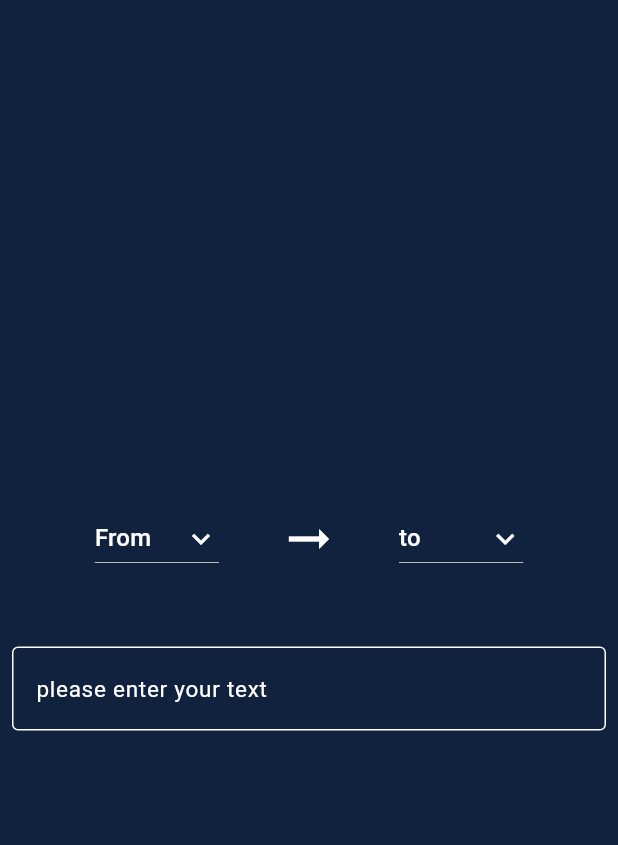
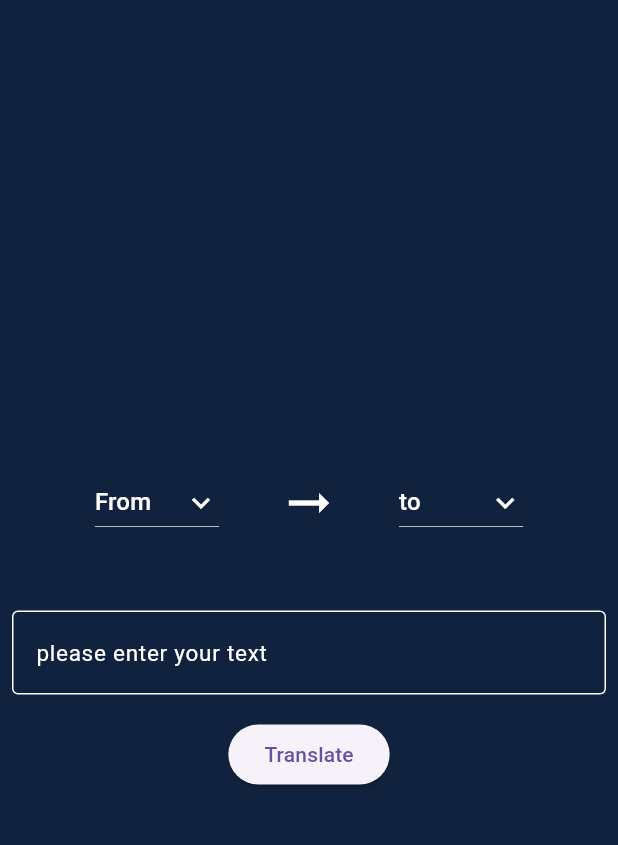
Before and after one commit to shakilahammed055/language_translator, a Flutter app: the screen it shows after launch, on a phone screen of 412 x 824 dp, the part 63-908 px from its top. Run offline on Flutter 3.47's test engine with Material 3 defaults, Android fonts, the phone set to English and light mode, and no system bars.

Commit message:
Nothing do

```diff
--- a/lib/home_screen.dart
+++ b/lib/home_screen.dart
@@ -124,12 +124,18 @@ class _HomeScreenState extends State<HomeScreen> {
               ),
               ),
               Padding(padding: EdgeInsets.all(8),
+                child: ElevatedButton(
+                  style: ElevatedButton.styleFrom(
+
+                  ),
+                  onPressed: (){},
+                    child: Text("Translate"),
+
+                ),
 
               ),
 
-              Row(
 
-              )
             ],
           ),
         ),
```
